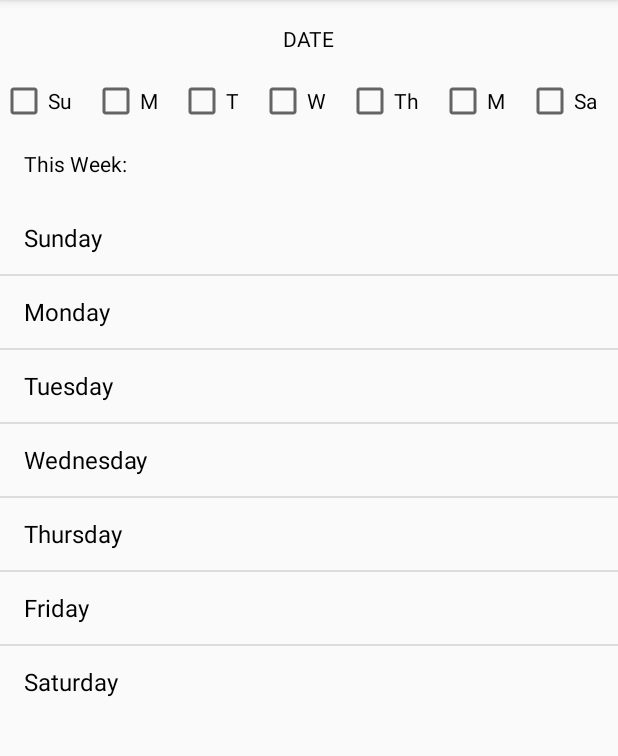
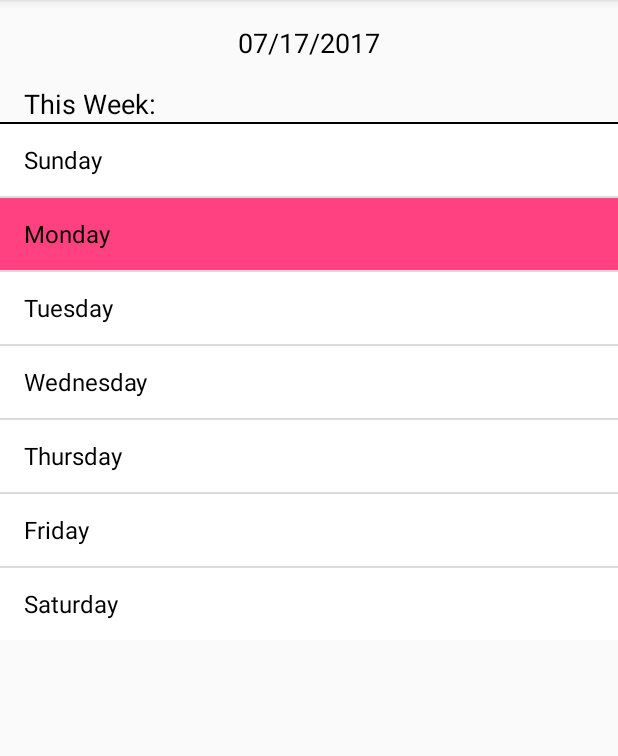
Before and after one commit to adityap92/mypersonaltrainer, an Android app: the fragment PlannerFragment placed in its activity, on a phone screen of 412 x 824 dp, the part 84-840 px from its top. Run offline under Robolectric (Android 15) with nearby library versions, the phone set to English and light mode, and no system bars; our stand-ins replace ButterKnife.

Commit message:
formatting updates. removed checkboxes cause it looks better

```diff
--- a/app/src/main/java/io/mypersonaltrainer/mypersonaltrainer/PlannerFragment.java
+++ b/app/src/main/java/io/mypersonaltrainer/mypersonaltrainer/PlannerFragment.java
@@ -2,6 +2,7 @@ package io.mypersonaltrainer.mypersonaltrainer;
 
 import android.content.Context;
 import android.os.Bundle;
+import android.support.annotation.NonNull;
 import android.support.annotation.Nullable;
 import android.support.v4.app.Fragment;
 import android.support.v4.app.FragmentManager;
@@ -12,6 +13,12 @@ import android.widget.AdapterView;
 import android.widget.ArrayAdapter;
 import android.widget.ListView;
 import android.widget.TextView;
+
+import java.text.SimpleDateFormat;
+import java.util.Arrays;
+import java.util.Calendar;
+import java.util.Date;
+import java.util.List;
 
 import butterknife.BindView;
 import butterknife.ButterKnife;
@@ -27,6 +34,8 @@ public class PlannerFragment extends Fragment {
     TextView tvMonday;
     @BindView(R.id.lvDaysOfWeek)
     ListView lvWeekDays;
+    @BindView(R.id.tvPlannerDate)
+    TextView tvPlannerDate;
     private Unbinder unbinder;
     Context mContext;
 
@@ -39,9 +48,30 @@ public class PlannerFragment extends Fragment {
         unbinder = ButterKnife.bind(this, view);
         mContext= getContext();
 
+        String formattedDate = new SimpleDateFormat("MM/dd/yyyy").format(Calendar.getInstance().getTime());
+        tvPlannerDate.setText(formattedDate);
+
+        SimpleDateFormat sdf = new SimpleDateFormat("EEEE");
+        Date d = new Date();
+        String dayOfTheWeek = sdf.format(d);
+        List<String> arr = Arrays.asList(getResources().getStringArray(R.array.days_of_week));
+        final int pos = arr.indexOf(dayOfTheWeek);
+
         ArrayAdapter<String> adapter = new ArrayAdapter<String>(mContext,
                 android.R.layout.simple_list_item_1,
-                getResources().getStringArray(R.array.days_of_week));
+                getResources().getStringArray(R.array.days_of_week)){
+            @NonNull
+            @Override
+            public View getView(int position, @Nullable View convertView, @NonNull ViewGroup parent) {
+                View v = super.getView(position,convertView,parent);
+
+                if(position == pos){
+                    v.setBackgroundResource(R.color.colorAccent);
+                }else
+                    v.setBackgroundResource(android.R.color.white);
+                return v;
+            }
+        };
         lvWeekDays.setAdapter(adapter);
 
         lvWeekDays.setOnItemClickListener(new AdapterView.OnItemClickListener() {
--- a/app/src/main/java/io/mypersonaltrainer/mypersonaltrainer/WorkoutFragment.java
+++ b/app/src/main/java/io/mypersonaltrainer/mypersonaltrainer/WorkoutFragment.java
@@ -3,7 +3,6 @@ package io.mypersonaltrainer.mypersonaltrainer;
 import android.content.Context;
 import android.os.Bundle;
 import android.support.annotation.Nullable;
-import android.support.design.widget.Snackbar;
 import android.support.v4.app.Fragment;
 import android.support.v4.app.FragmentManager;
 import android.support.v7.widget.LinearLayoutManager;
@@ -92,8 +91,6 @@ public class WorkoutFragment extends Fragment {
             NumberPicker npReps;
             @BindView(R.id.bMoreInfo)
             Button bMoreInfo;
-            @BindView(R.id.bSave)
-            Button bSave;
 
             public ViewHolder(View itemView) {
                 super(itemView);
@@ -139,15 +136,6 @@ public class WorkoutFragment extends Fragment {
                             .commit();
                 }
             });
-
-            holder.bSave.setOnClickListener(new View.OnClickListener() {
-                @Override
-                public void onClick(View view) {
-                    Snackbar mySnackbar = Snackbar.make(v,
-                            getString(R.string.save), Snackbar.LENGTH_SHORT);
-                    mySnackbar.show();
-                }
-            });
         }
 
         @Override
--- a/app/src/main/res/layout/card_workout.xml
+++ b/app/src/main/res/layout/card_workout.xml
@@ -42,7 +42,7 @@
             <TextView
                 android:layout_width="wrap_content"
                 android:layout_height="wrap_content"
-                android:text="Reps"
+                android:text="Sets"
                 android:layout_gravity="center_vertical"/>
             <NumberPicker
                 android:layout_width="wrap_content"
@@ -51,7 +51,7 @@
             <TextView
                 android:layout_width="wrap_content"
                 android:layout_height="wrap_content"
-                android:text="Sets"
+                android:text="Reps"
                 android:layout_gravity="center_vertical"/>
             <NumberPicker
                 android:layout_width="wrap_content"
@@ -68,14 +68,7 @@
                     android:layout_width="match_parent"
                     android:layout_height="wrap_content"
                     android:id="@+id/bMoreInfo"
-                    android:layout_weight="1"
                     android:text="@string/more_info"/>
-                <Button
-                    android:layout_width="match_parent"
-                    android:layout_height="wrap_content"
-                    android:id="@+id/bSave"
-                    android:layout_weight="1"
-                    android:text="@string/save"/>
 
             </LinearLayout>
         </LinearLayout>
--- a/app/src/main/res/layout/fragment_planner.xml
+++ b/app/src/main/res/layout/fragment_planner.xml
@@ -8,74 +8,81 @@
         android:layout_height="wrap_content"
         android:id="@+id/tvPlannerDate"
         android:layout_gravity="center_horizontal"
+        android:textAppearance="@android:style/TextAppearance.Medium"
         android:text="DATE"
         android:paddingTop="@dimen/activity_vertical_margin"
         android:paddingBottom="@dimen/activity_vertical_margin"/>
 
-    <LinearLayout
-        android:layout_width="match_parent"
-        android:layout_height="wrap_content"
-        android:orientation="horizontal">
+    <!--<LinearLayout-->
+        <!--android:layout_width="match_parent"-->
+        <!--android:layout_height="wrap_content"-->
+        <!--android:orientation="horizontal">-->
 
-        <CheckBox
-            android:id="@+id/cbSun"
-            style="@style/Widget.AppCompat.CompoundButton.CheckBox"
-            android:layout_width="wrap_content"
-            android:layout_height="wrap_content"
-            android:layout_weight="1"
-            android:text="@string/sun" />
+        <!--<CheckBox-->
+            <!--android:id="@+id/cbSun"-->
+            <!--style="@style/Widget.AppCompat.CompoundButton.CheckBox"-->
+            <!--android:layout_width="wrap_content"-->
+            <!--android:layout_height="wrap_content"-->
+            <!--android:layout_weight="1"-->
+            <!--android:text="@string/sun" />-->
 
-        <CheckBox
-            android:id="@+id/cbMon"
-            style="@style/Widget.AppCompat.CompoundButton.CheckBox"
-            android:layout_width="wrap_content"
-            android:layout_height="wrap_content"
-            android:layout_weight="1"
-            android:text="@string/mon" />
-        <CheckBox
-            android:id="@+id/cbTues"
-            style="@style/Widget.AppCompat.CompoundButton.CheckBox"
-            android:layout_width="wrap_content"
-            android:layout_height="wrap_content"
-            android:layout_weight="1"
-            android:text="@string/tues" />
-        <CheckBox
-            android:id="@+id/cbWed"
-            style="@style/Widget.AppCompat.CompoundButton.CheckBox"
-            android:layout_width="wrap_content"
-            android:layout_height="wrap_content"
-            android:layout_weight="1"
-            android:text="@string/wed" />
-        <CheckBox
-            android:id="@+id/cbThurs"
-            style="@style/Widget.AppCompat.CompoundButton.CheckBox"
-            android:layout_width="wrap_content"
-            android:layout_height="wrap_content"
-            android:layout_weight="1"
-            android:text="@string/thurs" />
-        <CheckBox
-            android:id="@+id/cbFri"
-            style="@style/Widget.AppCompat.CompoundButton.CheckBox"
-            android:layout_width="wrap_content"
-            android:layout_height="wrap_content"
-            android:layout_weight="1"
-            android:text="@string/mon" />
-        <CheckBox
-            android:id="@+id/cbSat"
-            style="@style/Widget.AppCompat.CompoundButton.CheckBox"
-            android:layout_width="wrap_content"
-            android:layout_height="wrap_content"
-            android:layout_weight="1"
-            android:text="@string/sat" />
+        <!--<CheckBox-->
+            <!--android:id="@+id/cbMon"-->
+            <!--style="@style/Widget.AppCompat.CompoundButton.CheckBox"-->
+            <!--android:layout_width="wrap_content"-->
+            <!--android:layout_height="wrap_content"-->
+            <!--android:layout_weight="1"-->
+            <!--android:text="@string/mon" />-->
+        <!--<CheckBox-->
+            <!--android:id="@+id/cbTues"-->
+            <!--style="@style/Widget.AppCompat.CompoundButton.CheckBox"-->
+            <!--android:layout_width="wrap_content"-->
+            <!--android:layout_height="wrap_content"-->
+            <!--android:layout_weight="1"-->
+            <!--android:text="@string/tues" />-->
+        <!--<CheckBox-->
+            <!--android:id="@+id/cbWed"-->
+            <!--style="@style/Widget.AppCompat.CompoundButton.CheckBox"-->
+            <!--android:layout_width="wrap_content"-->
+            <!--android:layout_height="wrap_content"-->
+            <!--android:layout_weight="1"-->
+            <!--android:text="@string/wed" />-->
+        <!--<CheckBox-->
+            <!--android:id="@+id/cbThurs"-->
+            <!--style="@style/Widget.AppCompat.CompoundButton.CheckBox"-->
+            <!--android:layout_width="wrap_content"-->
+            <!--android:layout_height="wrap_content"-->
+            <!--android:layout_weight="1"-->
+            <!--android:text="@string/thurs" />-->
+        <!--<CheckBox-->
+            <!--android:id="@+id/cbFri"-->
+            <!--style="@style/Widget.AppCompat.CompoundButton.CheckBox"-->
+            <!--android:layout_width="wrap_content"-->
+            <!--android:layout_height="wrap_content"-->
+            <!--android:layout_weight="1"-->
+            <!--android:text="@string/mon" />-->
+        <!--<CheckBox-->
+            <!--android:id="@+id/cbSat"-->
+            <!--style="@style/Widget.AppCompat.CompoundButton.CheckBox"-->
+            <!--android:layout_width="wrap_content"-->
+            <!--android:layout_height="wrap_content"-->
+            <!--android:layout_weight="1"-->
+            <!--android:text="@string/sat" />-->
 
-    </LinearLayout>
+    <!--</LinearLayout>-->
+
 
     <TextView
         android:layout_width="wrap_content"
         android:layout_height="wrap_content"
         android:text="This Week:"
-        android:padding="@dimen/activity_vertical_margin"
+        android:textAppearance="@android:style/TextAppearance.Medium"
+        android:layout_marginLeft="@dimen/activity_vertical_margin"
         android:id="@+id/tvMonday"/>
+    <ImageView
+        android:layout_width="match_parent"
+        android:layout_height="1dp"
+        android:background="@android:color/black"/>
     <ListView
         android:layout_width="match_parent"
         android:layout_height="wrap_content"
--- a/app/src/main/res/layout/fragment_workout.xml
+++ b/app/src/main/res/layout/fragment_workout.xml
@@ -4,7 +4,7 @@
     xmlns:fab="http://schemas.android.com/apk/res-auto"
     android:orientation="vertical" android:layout_width="match_parent"
     android:layout_height="match_parent"
-    android:background="@color/colorPrimary">
+    >
 
     <android.support.v7.widget.RecyclerView
         android:layout_width="match_parent"
```
